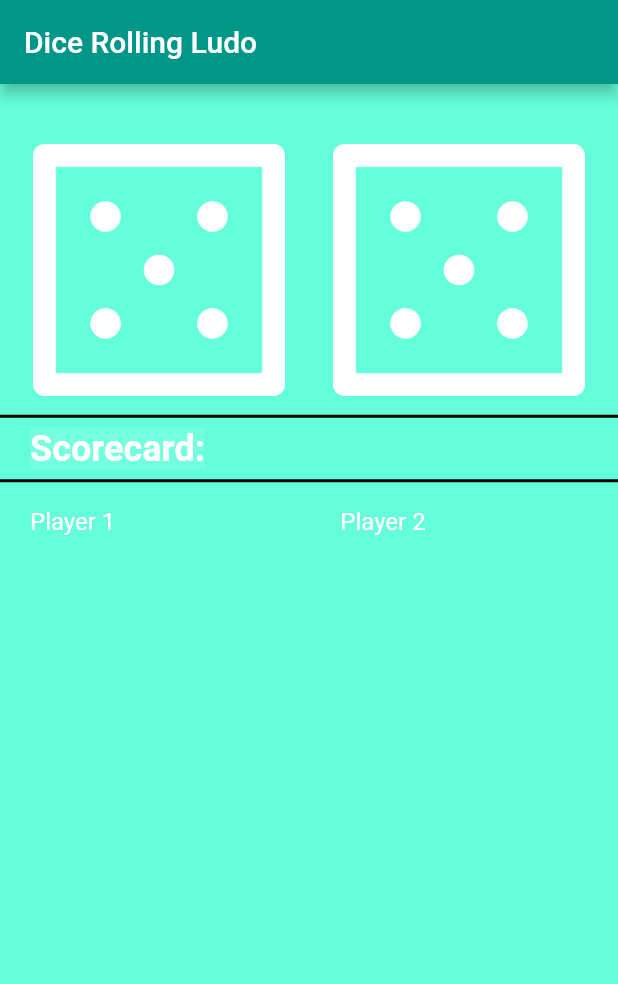
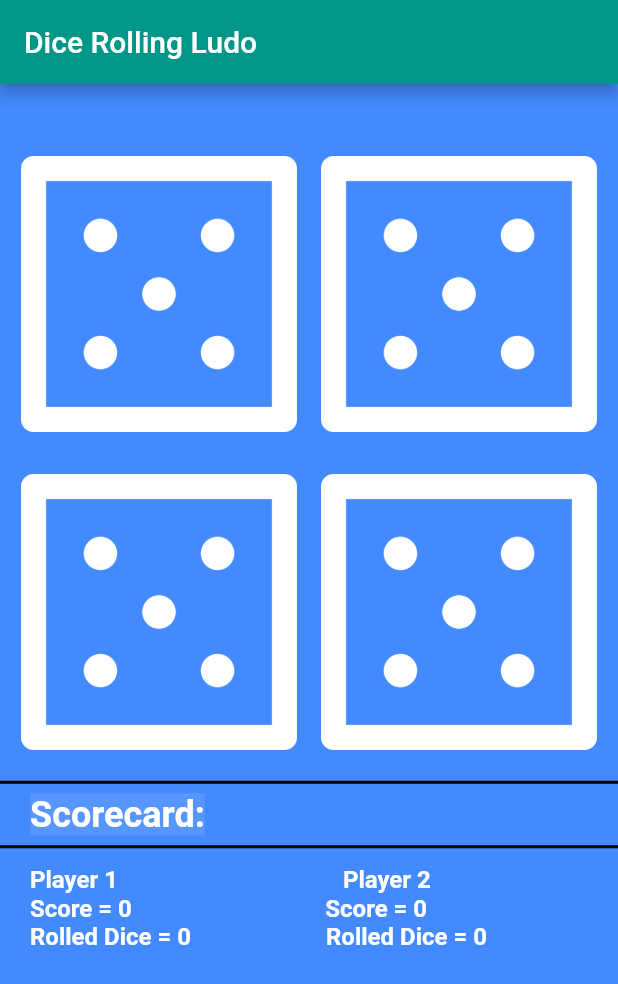
Before and after one commit to Usama9821/Flutter, a Flutter app: the screen it shows after launch, on a phone screen of 412 x 824 dp. Shown: the top 984 px of the screen. Run offline on Flutter 3.47's test engine with Material 2 defaults, Android fonts, the phone set to English and light mode, and no system bars; our stand-ins replace rflutter_alert.

Commit message:
Update in Design

```diff
--- a/diceapp_2nd/lib/main.dart
+++ b/diceapp_2nd/lib/main.dart
@@ -7,7 +7,7 @@ void main() {
     MaterialApp(
       debugShowCheckedModeBanner: false,
       home: Scaffold(
-        backgroundColor: Colors.tealAccent,
+        backgroundColor: Colors.blueAccent,
         appBar: AppBar(
           title: Text("Dice Rolling Ludo"),
           backgroundColor: Colors.teal,
@@ -40,10 +40,9 @@ class _DicePageState extends State<DicePage> {
   @override
   Widget build(BuildContext context) {
     return Center(
-        child: SizedBox(
-      height: 700,
-      width: 700,
-      child: Expanded(
+      child: SizedBox(
+        height: 700,
+        width: 700,
         child: Column(
           children: [
             Padding(
@@ -51,7 +50,7 @@ class _DicePageState extends State<DicePage> {
               child: Row(
                 children: [
                   Expanded(
-                    child: FlatButton(
+                    child: TextButton(
                       child: Image.asset('images/dice$first.png'),
                       onPressed: () {
                         setState(() {
@@ -65,11 +64,50 @@ class _DicePageState extends State<DicePage> {
                     ),
                   ),
                   Expanded(
-                    child: FlatButton(
+                    child: TextButton(
                       child: Image.asset('images/dice$second.png'),
                       onPressed: () {
                         setState(() {
-                          second = Random().nextInt(6) + 1;
+                          if (tracker2 <= 9) {
+                            second = Random().nextInt(6) + 1;
+                            secondfinal = secondfinal + second;
+                            tracker2++;
+                          }
+                        });
+                      },
+                    ),
+                  ),
+                ],
+              ),
+            ),
+            Padding(
+              padding: const EdgeInsets.all(6.0),
+              child: Row(
+                children: [
+                  Expanded(
+                    child: TextButton(
+                      child: Image.asset('images/dice$first.png'),
+                      onPressed: () {
+                        setState(() {
+                          if (tracker1 <= 9) {
+                            first = Random().nextInt(6) + 1;
+                            firstfinal = firstfinal + first;
+                            tracker1++;
+                          }
+                        });
+                      },
+                    ),
+                  ),
+                  Expanded(
+                    child: TextButton(
+                      child: Image.asset('images/dice$second.png'),
+                      onPressed: () {
+                        setState(() {
+                          if (tracker2 <= 9) {
+                            second = Random().nextInt(6) + 1;
+                            secondfinal = secondfinal + second;
+                            tracker2++;
+                          }
                         });
                       },
                     ),
@@ -106,19 +144,77 @@ class _DicePageState extends State<DicePage> {
             Row(
               children: [
                 Padding(
-                  padding: const EdgeInsets.only(left: 20, top: 10),
+                  padding: const EdgeInsets.only(left: 20, top: 5),
                   child: Text(
                     "Player 1",
                     textAlign: TextAlign.left,
-                    style: const TextStyle(color: Colors.white, fontSize: 16),
+                    style: const TextStyle(
+                        color: Colors.white,
+                        fontSize: 16,
+                        fontWeight: FontWeight.bold),
                   ),
                 ),
                 Padding(
-                  padding: const EdgeInsets.only(left: 150, top: 10),
+                  padding: const EdgeInsets.only(left: 150, top: 5),
                   child: Text(
                     "Player 2",
                     textAlign: TextAlign.right,
-                    style: const TextStyle(color: Colors.white, fontSize: 16),
+                    style: const TextStyle(
+                        color: Colors.white,
+                        fontSize: 16,
+                        fontWeight: FontWeight.bold),
+                  ),
+                ),
+              ],
+            ),
+            Row(
+              children: [
+                Padding(
+                  padding: const EdgeInsets.only(left: 20, top: 0),
+                  child: Text(
+                    "Score = $firstfinal",
+                    textAlign: TextAlign.left,
+                    style: const TextStyle(
+                        color: Colors.white,
+                        fontSize: 16,
+                        fontWeight: FontWeight.bold),
+                  ),
+                ),
+                Padding(
+                  padding: const EdgeInsets.only(left: 129, top: 0),
+                  child: Text(
+                    "Score = $secondfinal",
+                    textAlign: TextAlign.right,
+                    style: const TextStyle(
+                        color: Colors.white,
+                        fontSize: 16,
+                        fontWeight: FontWeight.bold),
+                  ),
+                ),
+              ],
+            ),
+            Row(
+              children: [
+                Padding(
+                  padding: const EdgeInsets.only(left: 20, top: 0),
+                  child: Text(
+                    "Rolled Dice = $tracker1",
+                    textAlign: TextAlign.left,
+                    style: const TextStyle(
+                        color: Colors.white,
+                        fontSize: 16,
+                        fontWeight: FontWeight.bold),
+                  ),
+                ),
+                Padding(
+                  padding: const EdgeInsets.only(left: 90, top: 0),
+                  child: Text(
+                    "Rolled Dice = $tracker2",
+                    textAlign: TextAlign.right,
+                    style: const TextStyle(
+                        color: Colors.white,
+                        fontSize: 16,
+                        fontWeight: FontWeight.bold),
                   ),
                 ),
               ],
@@ -126,6 +222,6 @@ class _DicePageState extends State<DicePage> {
           ],
         ),
       ),
-    ));
+    );
   }
 }
```
